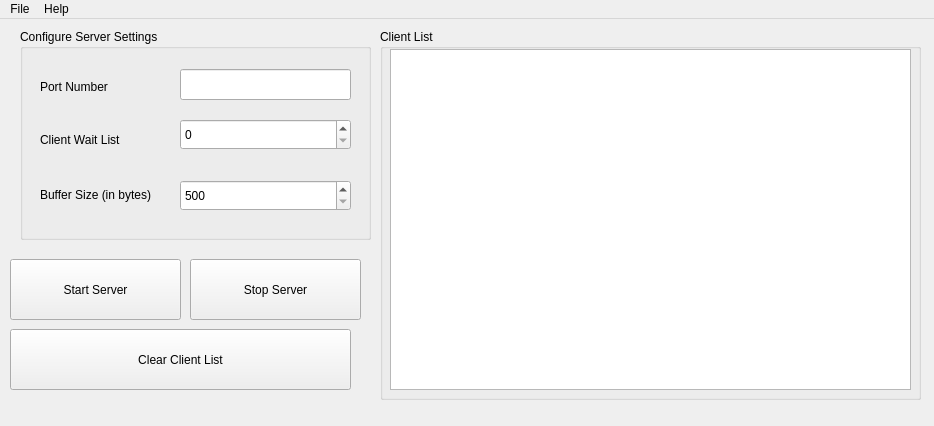
First picture: the form in ui_files/server_form.ui, repository IcyRepublic9884/PythonChatApp, before the edit.
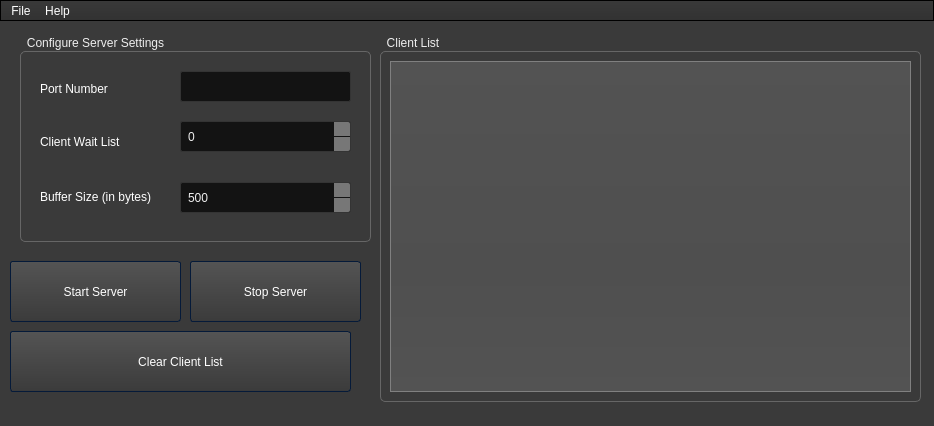
Second picture: the form after the edit. Icons and pictures are not drawn.

```diff
--- a/ui_files/server_form.ui
+++ b/ui_files/server_form.ui
@@ -13,6 +13,996 @@
   <property name="windowTitle">
    <string>MainWindow</string>
   </property>
+  <property name="styleSheet">
+   <string notr="true">/*Copyright (c) DevSec Studio. All rights reserved.
+
+MIT License
+
+Permission is hereby granted, free of charge, to any person obtaining a copy
+of this software and associated documentation files (the &quot;Software&quot;), to deal
+in the Software without restriction, including without limitation the rights
+to use, copy, modify, merge, publish, distribute, sublicense, and/or sell
+copies of the Software, and to permit persons to whom the Software is
+furnished to do so, subject to the following conditions:
+
+The above copyright notice and this permission notice shall be included in all
+copies or substantial portions of the Software.
+
+THE SOFTWARE IS PROVIDED *AS IS*, WITHOUT WARRANTY OF ANY KIND, EXPRESS OR
+IMPLIED, INCLUDING BUT NOT LIMITED TO THE WARRANTIES OF MERCHANTABILITY,
+FITNESS FOR A PARTICULAR PURPOSE AND NONINFRINGEMENT. IN NO EVENT SHALL THE
+AUTHORS OR COPYRIGHT HOLDERS BE LIABLE FOR ANY CLAIM, DAMAGES OR OTHER
+LIABILITY, WHETHER IN AN ACTION OF CONTRACT, TORT OR OTHERWISE, ARISING FROM,
+OUT OF OR IN CONNECTION WITH THE SOFTWARE OR THE USE OR OTHER DEALINGS IN THE SOFTWARE.
+*/
+
+/*-----QWidget-----*/
+QWidget
+{
+	background-color: #3a3a3a;
+	color: #fff;
+	selection-background-color: #b78620;
+	selection-color: #000;
+
+}
+
+
+/*-----QLabel-----*/
+QLabel
+{
+	background-color: transparent;
+	color: #fff;
+
+}
+
+
+/*-----QMenuBar-----*/
+QMenuBar 
+{
+	background-color: qlineargradient(spread:repeat, x1:1, y1:0, x2:1, y2:1, stop:0 rgba(57, 57, 57, 255),stop:1 rgba(50, 50, 50, 255));
+	border: 1px solid #000;
+	color: #fff;
+
+}
+
+
+QMenuBar::item 
+{
+	background-color: transparent;
+
+}
+
+
+QMenuBar::item:selected 
+{
+	background-color: rgba(183, 134, 32, 20%);
+	border: 1px solid #b78620;
+	color: #fff;
+
+}
+
+
+QMenuBar::item:pressed 
+{
+	background-color: rgb(183, 134, 32);
+	border: 1px solid #b78620;
+	color: #fff;
+
+}
+
+
+/*-----QMenu-----*/
+QMenu
+{
+    background-color: qlineargradient(spread:repeat, x1:1, y1:0, x2:1, y2:1, stop:0 rgba(57, 57, 57, 255),stop:1 rgba(50, 50, 50, 255));
+    border: 1px solid #222;
+    padding: 4px;
+	color: #fff;
+
+}
+
+
+QMenu::item
+{
+    background-color: transparent;
+    padding: 2px 20px 2px 20px;
+
+}
+
+
+QMenu::separator
+{
+   	background-color: rgb(183, 134, 32);
+	height: 1px;
+
+}
+
+
+QMenu::item:disabled
+{
+    color: #555;
+    background-color: transparent;
+    padding: 2px 20px 2px 20px;
+
+}
+
+
+QMenu::item:selected
+{
+	background-color: rgba(183, 134, 32, 20%);
+	border: 1px solid #b78620;
+	color: #fff;
+
+}
+
+
+/*-----QToolBar-----*/
+QToolBar
+{
+	background-color: qlineargradient(spread:repeat, x1:1, y1:0, x2:1, y2:1, stop:0 rgba(69, 69, 69, 255),stop:1 rgba(58, 58, 58, 255));
+	border-top: none;
+	border-bottom: 1px solid #4f4f4f;
+	border-left: 1px solid #4f4f4f;
+	border-right: 1px solid #4f4f4f;
+
+}
+
+
+QToolBar::separator
+{
+	background-color: #2e2e2e;
+	width: 1px;
+
+}
+
+
+/*-----QToolButton-----*/
+QToolButton 
+{
+	background-color: transparent;
+	color: #fff;
+	padding: 5px;
+	padding-left: 8px;
+	padding-right: 8px;
+	margin-left: 1px;
+}
+
+
+QToolButton:hover
+{
+	background-color: rgba(183, 134, 32, 20%);
+	border: 1px solid #b78620;
+	color: #fff;
+	
+}
+
+
+QToolButton:pressed
+{
+	background-color: qlineargradient(spread:repeat, x1:1, y1:0, x2:1, y2:1, stop:0 rgba(57, 57, 57, 255),stop:1 rgba(50, 50, 50, 255));
+	border: 1px solid #b78620;
+
+}
+
+
+QToolButton:checked
+{
+	background-color: qlineargradient(spread:repeat, x1:1, y1:0, x2:1, y2:1, stop:0 rgba(57, 57, 57, 255),stop:1 rgba(50, 50, 50, 255));
+	border: 1px solid #222;
+}
+
+
+/*-----QPushButton-----*/
+QPushButton
+{
+	background-color: qlineargradient(spread:repeat, x1:1, y1:0, x2:1, y2:1, stop:0 rgba(84, 84, 84, 255),stop:1 rgba(59, 59, 59, 255));
+	color: #ffffff;
+	min-width: 80px;
+	border-style: solid;
+	border-width: 1px;
+	border-radius: 3px;
+	border-color: #051a39;
+	padding: 5px;
+
+}
+
+
+QPushButton::flat
+{
+	background-color: transparent;
+	border: none;
+	color: #fff;
+
+}
+
+
+QPushButton::disabled
+{
+	background-color: #404040;
+	color: #656565;
+	border-color: #051a39;
+
+}
+
+
+QPushButton::hover
+{
+	background-color: rgba(183, 134, 32, 20%);
+	border: 1px solid #b78620;
+
+}
+
+
+QPushButton::pressed
+{
+	background-color: qlineargradient(spread:repeat, x1:1, y1:0, x2:1, y2:1, stop:0 rgba(74, 74, 74, 255),stop:1 rgba(49, 49, 49, 255));
+	border: 1px solid #b78620;
+
+}
+
+
+QPushButton::checked
+{
+	background-color: qlineargradient(spread:repeat, x1:1, y1:0, x2:1, y2:1, stop:0 rgba(74, 74, 74, 255),stop:1 rgba(49, 49, 49, 255));
+	border: 1px solid #222;
+
+}
+
+
+/*-----QLineEdit-----*/
+QLineEdit
+{
+	background-color: #131313;
+	color : #eee;
+	border: 1px solid #343434;
+	border-radius: 2px;
+	padding: 3px;
+	padding-left: 5px;
+
+}
+
+
+/*-----QPlainTExtEdit-----*/
+QPlainTextEdit
+{
+	background-color: #131313;
+	color : #eee;
+	border: 1px solid #343434;
+	border-radius: 2px;
+	padding: 3px;
+	padding-left: 5px;
+
+}
+
+
+/*-----QTabBar-----*/
+QTabBar::tab
+{
+	background-color: qlineargradient(spread:repeat, x1:1, y1:0, x2:1, y2:1, stop:0 rgba(84, 84, 84, 255),stop:1 rgba(59, 59, 59, 255));
+	color: #ffffff;
+	border-style: solid;
+	border-width: 1px;
+	border-color: #666;
+	border-bottom: none;
+	padding: 5px;
+	padding-left: 15px;
+	padding-right: 15px;
+
+}
+
+
+QTabWidget::pane 
+{
+	background-color: red;
+	border: 1px solid #666;
+	top: 1px;
+
+}
+
+
+QTabBar::tab:last
+{
+	margin-right: 0; 
+
+}
+
+
+QTabBar::tab:first:!selected
+{
+	background-color: #0c0c0d;
+	margin-left: 0px;
+
+}
+
+
+QTabBar::tab:!selected
+{
+	color: #b1b1b1;
+	border-bottom-style: solid;
+	background-color: #0c0c0d;
+
+}
+
+
+QTabBar::tab:selected
+{
+	margin-bottom: 0px;
+
+}
+
+
+QTabBar::tab:!selected:hover
+{
+	border-top-color: #b78620;
+
+}
+
+
+/*-----QComboBox-----*/
+QComboBox
+{
+    background-color: qlineargradient(spread:repeat, x1:1, y1:0, x2:1, y2:1, stop:0 rgba(84, 84, 84, 255),stop:1 rgba(59, 59, 59, 255));
+    border: 1px solid #000;
+    padding-left: 6px;
+    color: #ffffff;
+    height: 20px;
+
+}
+
+
+QComboBox::disabled
+{
+	background-color: #404040;
+	color: #656565;
+	border-color: #051a39;
+
+}
+
+
+QComboBox:on
+{
+    background-color: #b78620;
+	color: #000;
+
+}
+
+
+QComboBox QAbstractItemView
+{
+    background-color: #383838;
+    color: #ffffff;
+    border: 1px solid black;
+    selection-background-color: #b78620;
+    outline: 0;
+
+}
+
+
+QComboBox::drop-down
+{
+	background-color: qlineargradient(spread:repeat, x1:1, y1:0, x2:1, y2:1, stop:0 rgba(57, 57, 57, 255),stop:1 rgba(50, 50, 50, 255));
+    subcontrol-origin: padding;
+    subcontrol-position: top right;
+    width: 15px;
+    border-left-width: 1px;
+    border-left-color: black;
+    border-left-style: solid; 
+
+}
+
+
+QComboBox::down-arrow
+{
+    image: url(://arrow-down.png);
+    width: 8px;
+    height: 8px;
+}
+
+
+/*-----QSpinBox &amp; QDateTimeEdit-----*/
+QSpinBox,
+QDateTimeEdit 
+{
+    background-color: #131313;
+	color : #eee;
+	border: 1px solid #343434;
+	padding: 3px;
+	padding-left: 5px;
+    border-radius : 2px;
+
+}
+
+
+QSpinBox::up-button, 
+QDateTimeEdit::up-button
+{
+	border-top-right-radius:2px;
+	background-color: #777777;
+    width: 16px; 
+    border-width: 1px;
+
+}
+
+
+QSpinBox::up-button:hover, 
+QDateTimeEdit::up-button:hover
+{
+	background-color: #585858;
+
+}
+
+
+QSpinBox::up-button:pressed, 
+QDateTimeEdit::up-button:pressed
+{
+	background-color: #252525;
+    width: 16px; 
+    border-width: 1px;
+
+}
+
+
+QSpinBox::up-arrow,
+QDateTimeEdit::up-arrow
+{
+    image: url(://arrow-up.png);
+    width: 7px;
+    height: 7px;
+
+}
+
+
+QSpinBox::down-button, 
+QDateTimeEdit::down-button
+{
+	border-bottom-right-radius:2px;
+	background-color: #777777;
+    width: 16px; 
+    border-width: 1px;
+
+}
+
+
+QSpinBox::down-button:hover, 
+QDateTimeEdit::down-button:hover
+{
+	background-color: #585858;
+
+}
+
+
+QSpinBox::down-button:pressed, 
+QDateTimeEdit::down-button:pressed
+{
+	background-color: #252525;
+    width: 16px; 
+    border-width: 1px;
+
+}
+
+
+QSpinBox::down-arrow,
+QDateTimeEdit::down-arrow
+{
+    image: url(://arrow-down.png);
+    width: 7px;
+    height: 7px;
+
+}
+
+
+/*-----QGroupBox-----*/
+QGroupBox 
+{
+    border: 1px solid;
+    border-color: #666666;
+	border-radius: 5px;
+    margin-top: 20px;
+
+}
+
+
+QGroupBox::title  
+{
+    background-color: transparent;
+    color: #eee;
+    subcontrol-origin: margin;
+    padding: 5px;
+	border-top-left-radius: 3px;
+	border-top-right-radius: 3px;
+
+}
+
+
+/*-----QHeaderView-----*/
+QHeaderView::section
+{
+    background-color: qlineargradient(spread:repeat, x1:1, y1:0, x2:1, y2:1, stop:0 rgba(60, 60, 60, 255),stop:1 rgba(50, 50, 50, 255));
+	border: 1px solid #000;
+    color: #fff;
+    text-align: left;
+	padding: 4px;
+	
+}
+
+
+QHeaderView::section:disabled
+{
+    background-color: #525251;
+    color: #656565;
+
+}
+
+
+QHeaderView::section:checked
+{
+    background-color: qlineargradient(spread:repeat, x1:1, y1:0, x2:1, y2:1, stop:0 rgba(60, 60, 60, 255),stop:1 rgba(50, 50, 50, 255));
+    color: #fff;
+
+}
+
+
+QHeaderView::section::vertical::first,
+QHeaderView::section::vertical::only-one
+{
+    border-top: 1px solid #353635;
+
+}
+
+
+QHeaderView::section::vertical
+{
+    border-top: 1px solid #353635;
+
+}
+
+
+QHeaderView::section::horizontal::first,
+QHeaderView::section::horizontal::only-one
+{
+    border-left: 1px solid #353635;
+
+}
+
+
+QHeaderView::section::horizontal
+{
+    border-left: 1px solid #353635;
+
+}
+
+
+QTableCornerButton::section
+{
+    background-color: qlineargradient(spread:repeat, x1:1, y1:0, x2:1, y2:1, stop:0 rgba(60, 60, 60, 255),stop:1 rgba(50, 50, 50, 255));
+	border: 1px solid #000;
+    color: #fff;
+
+}
+
+
+/*-----QTreeWidget-----*/
+QTreeView
+{
+	show-decoration-selected: 1;
+	alternate-background-color: #3a3a3a;
+	selection-color: #fff;
+	background-color: #2d2d2d;
+	border: 1px solid gray;
+	padding-top : 5px;
+	color: #fff;
+	font: 8pt;
+
+}
+
+
+QTreeView::item:selected
+{
+	color:#fff;
+	background-color: #b78620;
+	border-radius: 0px;
+
+}
+
+
+QTreeView::item:!selected:hover
+{
+    background-color: #262626;
+    border: none;
+    color: white;
+
+}
+
+
+QTreeView::branch:has-children:!has-siblings:closed,
+QTreeView::branch:closed:has-children:has-siblings 
+{
+	image: url(://tree-closed.png);
+
+}
+
+
+QTreeView::branch:open:has-children:!has-siblings,
+QTreeView::branch:open:has-children:has-siblings  
+{
+	image: url(://tree-open.png);
+
+}
+
+
+/*-----QListView-----*/
+QListView 
+{
+	background-color: qlineargradient(spread:repeat, x1:1, y1:0, x2:1, y2:1, stop:0 rgba(83, 83, 83, 255),stop:0.293269 rgba(81, 81, 81, 255),stop:0.634615 rgba(79, 79, 79, 255),stop:1 rgba(83, 83, 83, 255));
+    border : none;
+    color: white;
+    show-decoration-selected: 1; 
+    outline: 0;
+	border: 1px solid gray;
+
+}
+
+
+QListView::disabled 
+{
+	background-color: #656565;
+	color: #1b1b1b;
+    border: 1px solid #656565;
+
+}
+
+
+QListView::item 
+{
+	background-color: #2d2d2d;
+    padding: 1px;
+
+}
+
+
+QListView::item:alternate 
+{
+    background-color: #3a3a3a;
+
+}
+
+
+QListView::item:selected 
+{
+	background-color: #b78620;
+	border: 1px solid #b78620;
+	color: #fff;
+
+}
+
+
+QListView::item:selected:!active 
+{
+	background-color: #b78620;
+	border: 1px solid #b78620;
+	color: #fff;
+
+}
+
+
+QListView::item:selected:active 
+{
+	background-color: #b78620;
+	border: 1px solid #b78620;
+	color: #fff;
+
+}
+
+
+QListView::item:hover {
+    background-color: #262626;
+    border: none;
+    color: white;
+
+}
+
+
+/*-----QCheckBox-----*/
+QCheckBox
+{
+	background-color: transparent;
+    color: lightgray;
+	border: none;
+
+}
+
+
+QCheckBox::indicator
+{
+    background-color: #323232;
+    border: 1px solid darkgray;
+    width: 12px;
+    height: 12px;
+
+}
+
+
+QCheckBox::indicator:checked
+{
+    image:url(&quot;./ressources/check.png&quot;);
+	background-color: #b78620;
+    border: 1px solid #3a546e;
+
+}
+
+
+QCheckBox::indicator:unchecked:hover
+{
+	border: 1px solid #b78620; 
+
+}
+
+
+QCheckBox::disabled
+{
+	color: #656565;
+
+}
+
+
+QCheckBox::indicator:disabled
+{
+	background-color: #656565;
+	color: #656565;
+    border: 1px solid #656565;
+
+}
+
+
+/*-----QRadioButton-----*/
+QRadioButton 
+{
+	color: lightgray;
+	background-color: transparent;
+
+}
+
+
+QRadioButton::indicator::unchecked:hover 
+{
+	background-color: lightgray;
+	border: 2px solid #b78620;
+	border-radius: 6px;
+}
+
+
+QRadioButton::indicator::checked 
+{
+	border: 2px solid #b78620;
+	border-radius: 6px;
+	background-color: rgba(183,134,32,20%);  
+	width: 9px; 
+	height: 9px; 
+
+}
+
+
+/*-----QSlider-----*/
+QSlider::groove:horizontal 
+{
+	background-color: transparent;
+	height: 3px;
+
+}
+
+
+QSlider::sub-page:horizontal 
+{
+	background-color: #b78620;
+
+}
+
+
+QSlider::add-page:horizontal 
+{
+	background-color: #131313;
+
+}
+
+
+QSlider::handle:horizontal 
+{
+	background-color: #b78620;
+	width: 14px;
+	margin-top: -6px;
+	margin-bottom: -6px;
+	border-radius: 6px;
+
+}
+
+
+QSlider::handle:horizontal:hover 
+{
+	background-color: #d89e25;
+	border-radius: 6px;
+
+}
+
+
+QSlider::sub-page:horizontal:disabled 
+{
+	background-color: #bbb;
+	border-color: #999;
+
+}
+
+
+QSlider::add-page:horizontal:disabled 
+{
+	background-color: #eee;
+	border-color: #999;
+
+}
+
+
+QSlider::handle:horizontal:disabled 
+{
+	background-color: #eee;
+	border: 1px solid #aaa;
+	border-radius: 3px;
+
+}
+
+
+/*-----QScrollBar-----*/
+QScrollBar:horizontal
+{
+    border: 1px solid #222222;
+    background-color: #3d3d3d;
+    height: 15px;
+    margin: 0px 16px 0 16px;
+
+}
+
+
+QScrollBar::handle:horizontal
+{
+	background-color: qlineargradient(spread:repeat, x1:1, y1:0, x2:1, y2:1, stop:0 rgba(97, 97, 97, 255),stop:1 rgba(90, 90, 90, 255));
+	border: 1px solid #2d2d2d;
+    min-height: 20px;
+
+}
+
+
+QScrollBar::add-line:horizontal
+{
+	background-color: qlineargradient(spread:repeat, x1:1, y1:0, x2:1, y2:1, stop:0 rgba(97, 97, 97, 255),stop:1 rgba(90, 90, 90, 255));
+	border: 1px solid #2d2d2d;
+    width: 15px;
+    subcontrol-position: right;
+    subcontrol-origin: margin;
+
+}
+
+
+QScrollBar::sub-line:horizontal
+{
+	background-color: qlineargradient(spread:repeat, x1:1, y1:0, x2:1, y2:1, stop:0 rgba(97, 97, 97, 255),stop:1 rgba(90, 90, 90, 255));
+	border: 1px solid #2d2d2d;
+    width: 15px;
+    subcontrol-position: left;
+    subcontrol-origin: margin;
+
+}
+
+
+QScrollBar::right-arrow:horizontal
+{
+    image: url(://arrow-right.png);
+    width: 6px;
+    height: 6px;
+
+}
+
+
+QScrollBar::left-arrow:horizontal
+{
+    image: url(://arrow-left.png);
+    width: 6px;
+    height: 6px;
+
+}
+
+
+QScrollBar::add-page:horizontal, QScrollBar::sub-page:horizontal
+{
+    background: none;
+
+}
+
+
+QScrollBar:vertical
+{
+    background-color: #3d3d3d;
+    width: 16px;
+	border: 1px solid #2d2d2d;
+    margin: 16px 0px 16px 0px;
+
+}
+
+
+QScrollBar::handle:vertical
+{
+    background-color: qlineargradient(spread:repeat, x1:1, y1:0, x2:1, y2:1, stop:0 rgba(97, 97, 97, 255),stop:1 rgba(90, 90, 90, 255));
+	border: 1px solid #2d2d2d;
+    min-height: 20px;
+
+}
+
+
+QScrollBar::add-line:vertical
+{
+	background-color: qlineargradient(spread:repeat, x1:1, y1:0, x2:1, y2:1, stop:0 rgba(97, 97, 97, 255),stop:1 rgba(90, 90, 90, 255));
+	border: 1px solid #2d2d2d;
+    height: 15px;
+    subcontrol-position: bottom;
+    subcontrol-origin: margin;
+
+}
+
+
+QScrollBar::sub-line:vertical
+{
+	background-color: qlineargradient(spread:repeat, x1:1, y1:0, x2:1, y2:1, stop:0 rgba(97, 97, 97, 255),stop:1 rgba(90, 90, 90, 255));
+	border: 1px solid #2d2d2d;
+    height: 15px;
+    subcontrol-position: top;
+    subcontrol-origin: margin;
+
+}
+
+
+QScrollBar::up-arrow:vertical
+{
+    image: url(://arrow-up.png);
+    width: 6px;
+    height: 6px;
+
+}
+
+
+QScrollBar::down-arrow:vertical
+{
+    image: url(://arrow-down.png);
+    width: 6px;
+    height: 6px;
+
+}
+
+
+QScrollBar::add-page:vertical, QScrollBar::sub-page:vertical
+{
+    background: none;
+
+}
+
+
+/*-----QProgressBar-----*/
+QProgressBar
+{
+    border: 1px solid #666666;
+    text-align: center;
+	color: #000;
+	font-weight: bold;
+
+}
+
+
+QProgressBar::chunk
+{
+    background-color: #b78620;
+    width: 30px;
+    margin: 0.5px;
+
+}
+
+</string>
+  </property>
   <widget class="QWidget" name="centralwidget">
    <widget class="QGroupBox" name="groupBox">
     <property name="geometry">
@@ -121,9 +1111,9 @@
      <property name="geometry">
       <rect>
        <x>10</x>
-       <y>20</y>
+       <y>30</y>
        <width>521</width>
-       <height>341</height>
+       <height>331</height>
       </rect>
      </property>
     </widget>
@@ -174,7 +1164,7 @@
      <x>0</x>
      <y>0</y>
      <width>934</width>
-     <height>26</height>
+     <height>28</height>
     </rect>
    </property>
    <widget class="QMenu" name="menuFIle">
```
